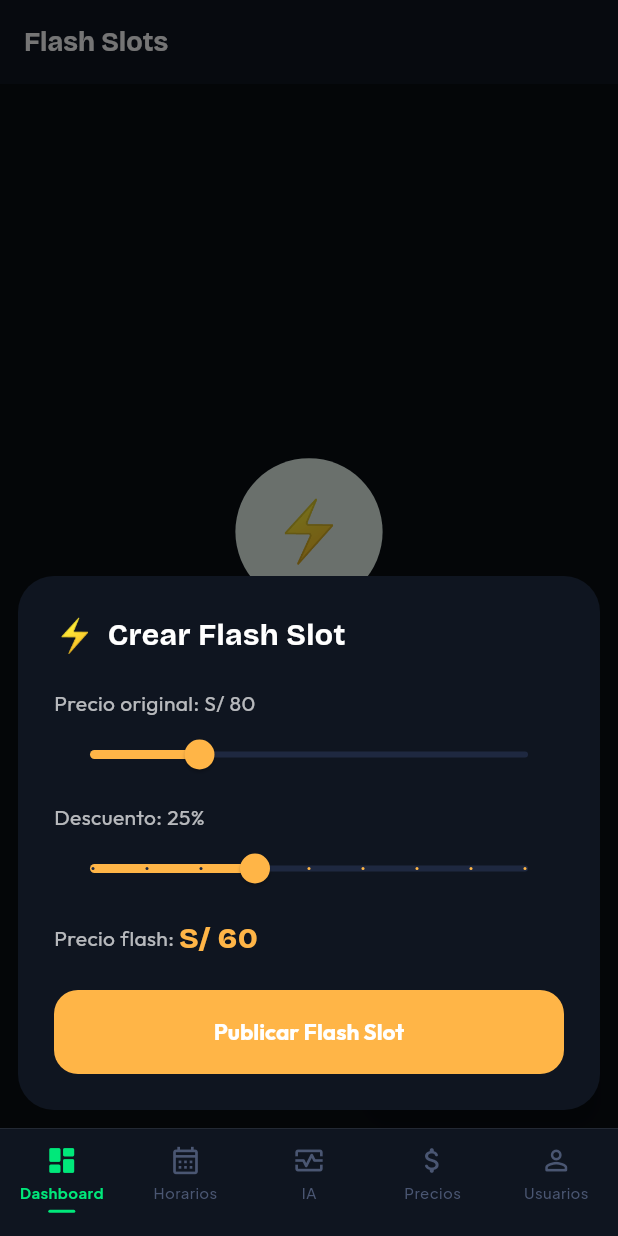
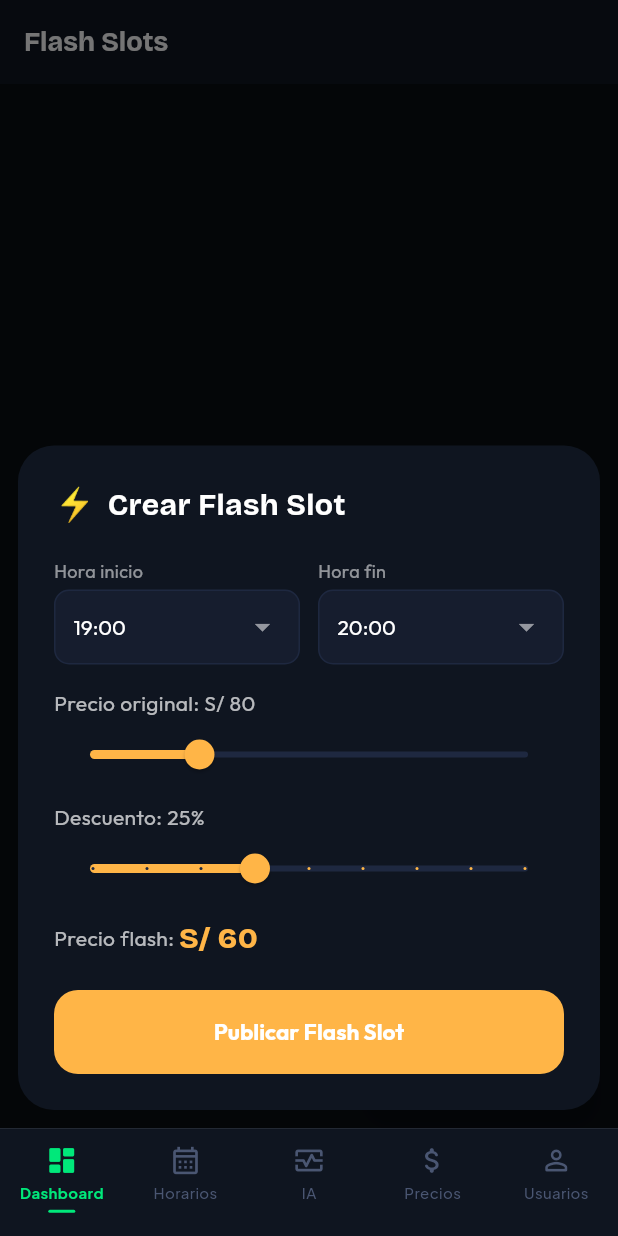
Before and after one commit to elAboGaboo/Al-Toque, a Flutter app: the AdminFlashSlotsScreen screen opened by its route, after a tap on "Nuevo Flash", on a phone screen of 412 x 824 dp. Run offline on Flutter 3.47's test engine with Material 3 defaults, Android fonts, the phone set to English and light mode, and no system bars; our stand-ins replace app_links, cached_network_image, cloud_firestore, device_info_plus, firebase_auth, firebase_core and 14 more; accounts and stored records are empty; generated files the repository leaves out were written again.

Commit message:
fix: corregir errores críticos y de alta prioridad (Phases 1 & 2)
- admin_dashboard: reemplaza StreamProvider.autoDispose creado en build()
  por ref.watch(complejoProvider(id)) — evita reconexiones infinitas
- auth_provider: rollback cred.user.delete() si crearPerfil falla
  — evita cuenta Auth huérfana sin perfil Firestore
- confirmacion_screen: guard substring(0,8) con chequeo de longitud
- reservas_repository: elimina orderBy (requería índice compuesto);
  ordena client-side en streamMisReservas y streamReservasComplejo
- reservar_screen: corrige hora-fin que desbordaba a 24:00; cambia
  duracionHoras: 1 → 1.0 (tipo double requerido)
- admin_flash_slots: convierte _CrearFlashSlotSheet de StatefulWidget
  con WidgetRef almacenado a ConsumerStatefulWidget; agrega dropdowns
  de hora inicio/fin

Co-Authored-By: Claude Sonnet 4.6 <noreply@anthropic.com>

```diff
--- a/lib/providers/auth_provider.dart
+++ b/lib/providers/auth_provider.dart
@@ -76,12 +76,17 @@ class AuthNotifier extends AsyncNotifier<void> {
         password: password,
       );
       uid = cred.user!.uid;
+      try {
         await ref.read(usuariosRepositoryProvider).crearPerfil(
               uid: uid!,
               nombre: nombre,
               email: email.trim(),
               rol: rol,
             );
+      } catch (_) {
+        await cred.user!.delete();
+        rethrow;
+      }
     });
     return uid;
   }
--- a/lib/screens/admin/admin_flash_slots_screen.dart
+++ b/lib/screens/admin/admin_flash_slots_screen.dart
@@ -81,10 +81,7 @@ class AdminFlashSlotsScreen extends ConsumerWidget {
       context: context,
       isScrollControlled: true,
       backgroundColor: Colors.transparent,
-      builder: (_) => _CrearFlashSlotSheet(
-        complejoId: complejoId,
-        ref: ref,
-      ),
+      builder: (_) => _CrearFlashSlotSheet(complejoId: complejoId),
     );
   }
 }
@@ -240,24 +237,28 @@ class _FlashSlotAdminCard extends StatelessWidget {
   }
 }
 
-class _CrearFlashSlotSheet extends StatefulWidget {
+class _CrearFlashSlotSheet extends ConsumerStatefulWidget {
   final String complejoId;
-  final WidgetRef ref;
 
-  const _CrearFlashSlotSheet(
-      {required this.complejoId, required this.ref});
+  const _CrearFlashSlotSheet({required this.complejoId});
 
   @override
-  State<_CrearFlashSlotSheet> createState() =>
+  ConsumerState<_CrearFlashSlotSheet> createState() =>
       _CrearFlashSlotSheetState();
 }
 
-class _CrearFlashSlotSheetState extends State<_CrearFlashSlotSheet> {
-  final String _horaInicio = '19:00';
-  final String _horaFin = '20:00';
+class _CrearFlashSlotSheetState extends ConsumerState<_CrearFlashSlotSheet> {
+  String _horaInicio = '19:00';
+  String _horaFin = '20:00';
   double _descuento = 25;
   double _precioOriginal = 80;
   bool _loading = false;
+
+  static const _horas = [
+    '07:00', '08:00', '09:00', '10:00', '11:00', '12:00',
+    '13:00', '14:00', '15:00', '16:00', '17:00', '18:00',
+    '19:00', '20:00', '21:00', '22:00', '23:00',
+  ];
 
   @override
   Widget build(BuildContext context) {
@@ -292,6 +293,47 @@ class _CrearFlashSlotSheetState extends State<_CrearFlashSlotSheet> {
             ],
           ),
           const SizedBox(height: 20),
+
+          // ── Selección de horario ───────────────────────────
+          Row(
+            children: [
+              Expanded(
+                child: Column(
+                  crossAxisAlignment: CrossAxisAlignment.start,
+                  children: [
+                    Text('Hora inicio',
+                        style: GoogleFonts.outfit(
+                            fontSize: 12, color: Colors.white54)),
+                    const SizedBox(height: 4),
+                    _HoraDropdown(
+                      value: _horaInicio,
+                      horas: _horas,
+                      onChanged: (h) => setState(() => _horaInicio = h),
+                    ),
+                  ],
+                ),
+              ),
+              const SizedBox(width: 12),
+              Expanded(
+                child: Column(
+                  crossAxisAlignment: CrossAxisAlignment.start,
+                  children: [
+                    Text('Hora fin',
+                        style: GoogleFonts.outfit(
+                            fontSize: 12, color: Colors.white54)),
+                    const SizedBox(height: 4),
+                    _HoraDropdown(
+                      value: _horaFin,
+                      horas: _horas,
+                      onChanged: (h) => setState(() => _horaFin = h),
+                    ),
+                  ],
+                ),
+              ),
+            ],
+          ),
+
+          const SizedBox(height: 16),
           Text(
             'Precio original: ${PrecioUtils.formatear(_precioOriginal)}',
             style: GoogleFonts.outfit(color: Colors.white70),
@@ -378,9 +420,48 @@ class _CrearFlashSlotSheetState extends State<_CrearFlashSlotSheet> {
       creadoPor: 'admin',
       creadoEn: DateTime.now(),
     );
-    await widget.ref
-        .read(flashSlotNotifierProvider.notifier)
-        .crearSlot(slot);
+    await ref.read(flashSlotNotifierProvider.notifier).crearSlot(slot);
     if (mounted) Navigator.pop(context);
   }
 }
+
+// ── Dropdown de hora reutilizable ─────────────────────────────────────────────
+
+class _HoraDropdown extends StatelessWidget {
+  final String value;
+  final List<String> horas;
+  final ValueChanged<String> onChanged;
+
+  const _HoraDropdown({
+    required this.value,
+    required this.horas,
+    required this.onChanged,
+  });
+
+  @override
+  Widget build(BuildContext context) {
+    return Container(
+      padding: const EdgeInsets.symmetric(horizontal: 12),
+      decoration: BoxDecoration(
+        color: AppColors.adminS2,
+        borderRadius: BorderRadius.circular(10),
+        border: Border.all(color: AppColors.adminS3),
+      ),
+      child: DropdownButtonHideUnderline(
+        child: DropdownButton<String>(
+          value: horas.contains(value) ? value : horas.first,
+          dropdownColor: AppColors.adminS1,
+          style: GoogleFonts.outfit(color: Colors.white, fontSize: 14),
+          iconEnabledColor: Colors.white54,
+          isExpanded: true,
+          items: horas
+              .map((h) => DropdownMenuItem(value: h, child: Text(h)))
+              .toList(),
+          onChanged: (h) {
+            if (h != null) onChanged(h);
+          },
+        ),
+      ),
+    );
+  }
+}
--- a/lib/screens/usuario/confirmacion_screen.dart
+++ b/lib/screens/usuario/confirmacion_screen.dart
@@ -242,8 +242,9 @@ class _TicketCard extends StatelessWidget {
                           ),
                           Text(
                             // Muestra los primeros 8 caracteres del UUID
-                            reserva.codigoAcceso
-                                .substring(0, 8)
+                            (reserva.codigoAcceso.length >= 8
+                                    ? reserva.codigoAcceso.substring(0, 8)
+                                    : reserva.codigoAcceso)
                                 .toUpperCase(),
                             style: GoogleFonts.bricolageGrotesque(
                               fontSize: 14,
--- a/lib/screens/usuario/reservar_screen.dart
+++ b/lib/screens/usuario/reservar_screen.dart
@@ -238,7 +238,7 @@ class _ReservarScreenState extends ConsumerState<ReservarScreen> {
               fecha: _fechaSeleccionada,
               horaInicio: _horaSeleccionada!,
               horaFin: horaFin,
-              duracionHoras: 1,
+              duracionHoras: 1.0,
               precioTotal: cancha.precioBase,
               metodoPago: _metodoPago,
             );
@@ -258,7 +258,9 @@ class _ReservarScreenState extends ConsumerState<ReservarScreen> {
   String _calcularHoraFin(String horaInicio) {
     final parts = horaInicio.split(':');
     final hora = int.parse(parts[0]) + 1;
-    return '${hora.toString().padLeft(2, '0')}:${parts[1]}';
+    // Cap en 23:00 — no existen slots que terminen a las 24:00
+    final horaFin = hora > 23 ? 23 : hora;
+    return '${horaFin.toString().padLeft(2, '0')}:${parts[1]}';
   }
 }
 
```
Also changed, not shown: lib/repositories/reservas_repository.dart (+13 -6 lines), lib/screens/admin/admin_dashboard_screen.dart (+3 -9 lines). Lines whose indentation alone changed are shown as unchanged.
